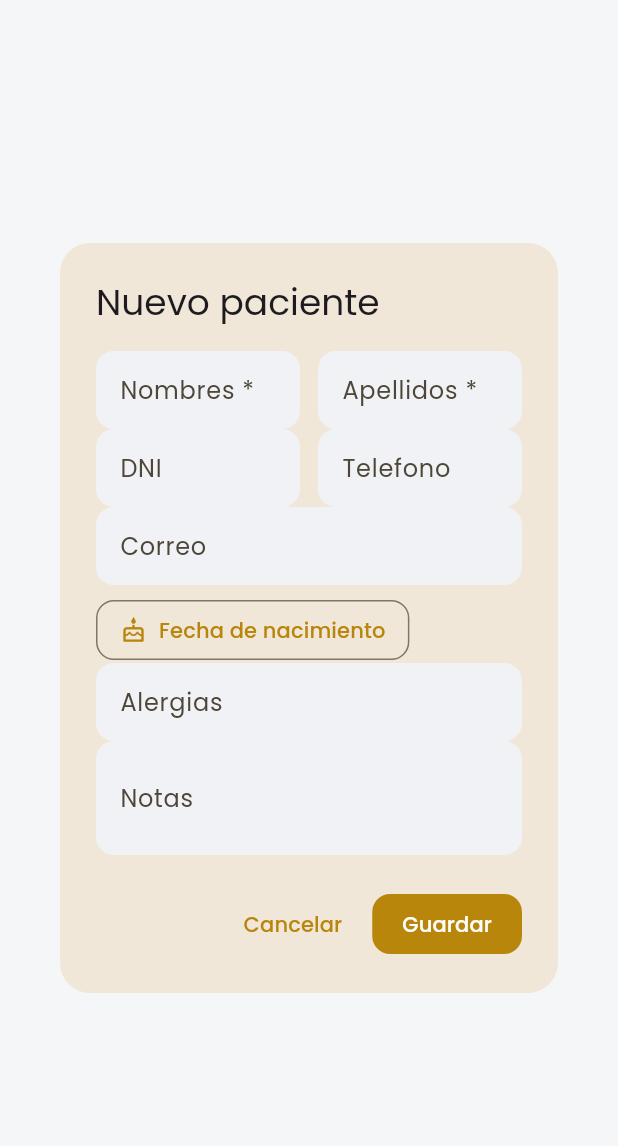
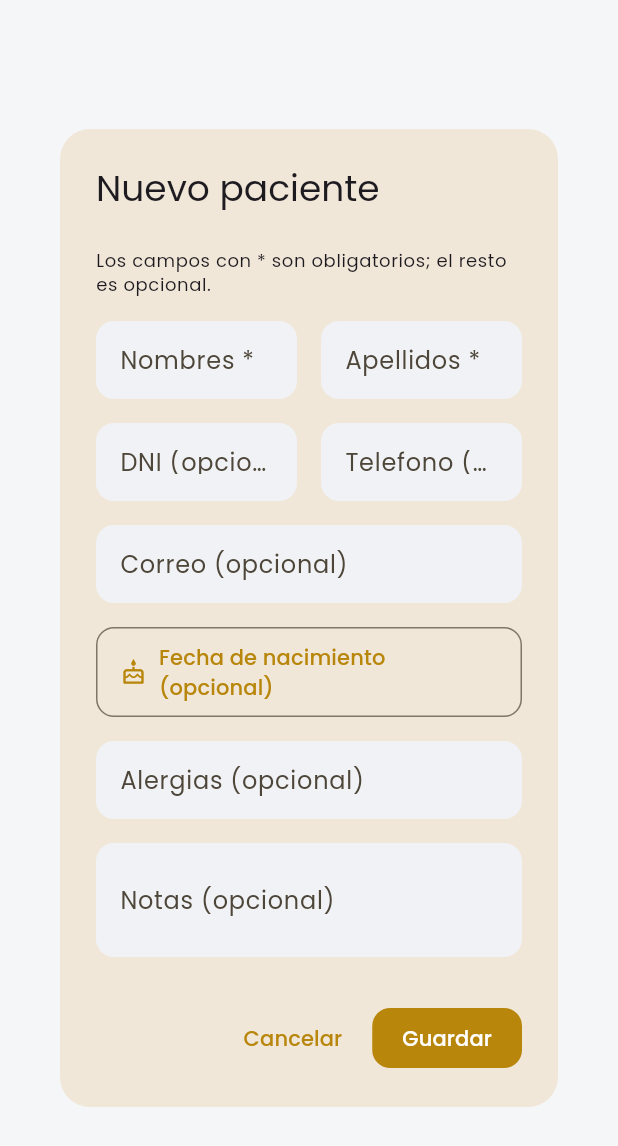
Before and after one commit to Jesus123J/DentalClinic, a Flutter app: the PatientFormDialog widget shown alone on an empty page, opened directly, on a phone screen of 412 x 824 dp. Shown: the top 1146 px of the screen. Run offline on Flutter 3.47's test engine with Material 3 defaults, Android fonts, the phone set to English and light mode, and no system bars; our stand-ins replace equatable, go_router, google_fonts, pdf, printing; accounts and stored records are empty; network calls fail.

Commit message:
Formularios con mejor espaciado, campos opcionales marcados, borrar cuentas e icono sin fondo
- Formularios de paciente, cita y registro clinico: espaciado de 16px entre
  campos y etiquetas (opcional) en los que no son obligatorios
- Usuarios: boton para eliminar definitivamente cuentas que no se usan
  (endpoint DELETE /users/:id en API PHP y Dart; el admin no se puede borrar)
- Icono: fondo eliminado por flood-fill desde los bordes + limpieza del ovalo
  interior; favicon.ico reconstruido con PNG transparente y todos los tamanos
  regenerados

Co-Authored-By: Claude Fable 5 <noreply@anthropic.com>

```diff
--- a/lib/features/patients/presentation/pages/patient_history_page.dart
+++ b/lib/features/patients/presentation/pages/patient_history_page.dart
@@ -246,6 +246,8 @@ class _RecordFormDialogState extends State<_RecordFormDialog> {
           key: _formKey,
           child: Column(
             mainAxisSize: MainAxisSize.min,
+            crossAxisAlignment: CrossAxisAlignment.start,
+            spacing: 16,
             children: [
               Align(
                 alignment: Alignment.centerLeft,
@@ -263,11 +265,13 @@ class _RecordFormDialogState extends State<_RecordFormDialog> {
               ),
               TextFormField(
                 controller: _treatment,
-                decoration: const InputDecoration(labelText: 'Tratamiento'),
+                decoration: const InputDecoration(
+                    labelText: 'Tratamiento (opcional)'),
               ),
               TextFormField(
                 controller: _observations,
-                decoration: const InputDecoration(labelText: 'Observaciones'),
+                decoration: const InputDecoration(
+                    labelText: 'Observaciones (opcional)'),
                 maxLines: 3,
               ),
             ],
--- a/lib/features/patients/presentation/widgets/patient_form_dialog.dart
+++ b/lib/features/patients/presentation/widgets/patient_form_dialog.dart
@@ -89,13 +89,18 @@ class _PatientFormDialogState extends State<PatientFormDialog> {
     return AlertDialog(
       title: Text(isEdit ? 'Editar paciente' : 'Nuevo paciente'),
       content: SizedBox(
-        width: 520,
+        width: 540,
         child: Form(
           key: _formKey,
           child: SingleChildScrollView(
+            padding: const EdgeInsets.symmetric(vertical: 8),
             child: Column(
               mainAxisSize: MainAxisSize.min,
+              crossAxisAlignment: CrossAxisAlignment.start,
+              spacing: 16,
               children: [
+                Text('Los campos con * son obligatorios; el resto es opcional.',
+                    style: Theme.of(context).textTheme.bodySmall),
                 Row(children: [
                   Expanded(
                     child: TextFormField(
@@ -105,7 +110,7 @@ class _PatientFormDialogState extends State<PatientFormDialog> {
                           v == null || v.trim().isEmpty ? 'Requerido' : null,
                     ),
                   ),
-                  const SizedBox(width: 12),
+                  const SizedBox(width: 16),
                   Expanded(
                     child: TextFormField(
                       controller: _lastName,
@@ -120,39 +125,43 @@ class _PatientFormDialogState extends State<PatientFormDialog> {
                   Expanded(
                     child: TextFormField(
                       controller: _documentId,
-                      decoration: const InputDecoration(labelText: 'DNI'),
+                      decoration: const InputDecoration(
+                          labelText: 'DNI (opcional)'),
                     ),
                   ),
-                  const SizedBox(width: 12),
+                  const SizedBox(width: 16),
                   Expanded(
                     child: TextFormField(
                       controller: _phone,
-                      decoration: const InputDecoration(labelText: 'Telefono'),
+                      decoration: const InputDecoration(
+                          labelText: 'Telefono (opcional)'),
                     ),
                   ),
                 ]),
                 TextFormField(
                   controller: _email,
-                  decoration: const InputDecoration(labelText: 'Correo'),
+                  decoration:
+                      const InputDecoration(labelText: 'Correo (opcional)'),
                 ),
-                const SizedBox(height: 8),
                 Align(
                   alignment: Alignment.centerLeft,
                   child: OutlinedButton.icon(
                     onPressed: _pickBirthDate,
                     icon: const Icon(Icons.cake_outlined),
                     label: Text(_birthDate == null
-                        ? 'Fecha de nacimiento'
+                        ? 'Fecha de nacimiento (opcional)'
                         : DateFormat('dd/MM/yyyy').format(_birthDate!)),
                   ),
                 ),
                 TextFormField(
                   controller: _allergies,
-                  decoration: const InputDecoration(labelText: 'Alergias'),
+                  decoration:
+                      const InputDecoration(labelText: 'Alergias (opcional)'),
                 ),
                 TextFormField(
                   controller: _notes,
-                  decoration: const InputDecoration(labelText: 'Notas'),
+                  decoration:
+                      const InputDecoration(labelText: 'Notas (opcional)'),
                   maxLines: 2,
                 ),
               ],
--- a/lib/features/users/data/repositories/user_repository.dart
+++ b/lib/features/users/data/repositories/user_repository.dart
@@ -36,4 +36,8 @@ class UserRepository {
   Future<void> setActive(int id, bool active) async {
     await _api.patch('/users/$id/active', {'active': active});
   }
+
+  Future<void> delete(int id) async {
+    await _api.delete('/users/$id');
+  }
 }
```
Also changed, not shown: lib/features/appointments/presentation/pages/appointments_page.dart (+8 -5 lines), lib/features/users/presentation/pages/users_page.dart (+45 -2 lines), 8 other files.
